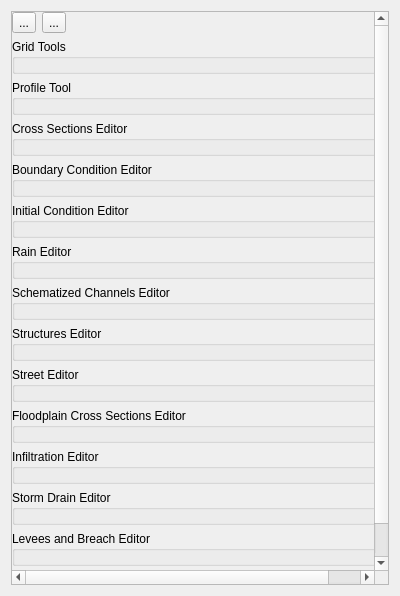
First picture: the form in flo2d/ui/f2d_widget.ui, repository FLO-2DSoftware/qgis-flo-2d-plugin, before the edit.
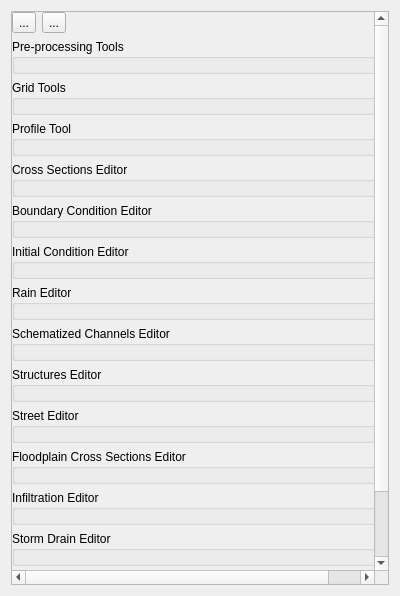
Second picture: the form after the edit. Icons and pictures are not drawn. Custom widgets are drawn as their Qt base class.

Commit message: Added the Pre-processing Tools t the widgets and the Tailings Removal Tool

```diff
--- a/flo2d/ui/f2d_widget.ui
+++ b/flo2d/ui/f2d_widget.ui
@@ -31,7 +31,7 @@
         <x>0</x>
         <y>0</y>
         <width>400</width>
-        <height>576</height>
+        <height>555</height>
        </rect>
       </property>
       <layout class="QGridLayout" name="gridLayout_2">
@@ -47,15 +47,12 @@
        <property name="bottomMargin">
         <number>0</number>
        </property>
-       <item row="6" column="0">
-        <widget class="QgsCollapsibleGroupBox" name="rain_editor_grp">
+       <item row="10" column="0">
+        <widget class="QgsCollapsibleGroupBox" name="street_editor_grp">
          <property name="title">
-          <string>Rain Editor</string>
+          <string>Street Editor</string>
          </property>
-         <property name="collapsed">
-          <bool>false</bool>
-         </property>
-         <layout class="QGridLayout" name="gridLayout_5">
+         <layout class="QGridLayout" name="gridLayout_4">
           <property name="leftMargin">
            <number>6</number>
           </property>
@@ -69,43 +66,79 @@
            <number>6</number>
           </property>
           <item row="0" column="0">
-           <layout class="QHBoxLayout" name="rain_editor_lout"/>
-          </item>
-         </layout>
-        </widget>
-       </item>
-       <item row="5" column="0">
-        <widget class="QgsCollapsibleGroupBox" name="ic_editor_grp">
-         <property name="title">
-          <string>Initial Condition Editor</string>
-         </property>
-         <property name="collapsed">
-          <bool>false</bool>
-         </property>
-         <layout class="QGridLayout" name="gridLayout_3">
-          <property name="leftMargin">
-           <number>6</number>
-          </property>
-          <property name="topMargin">
-           <number>6</number>
-          </property>
-          <property name="rightMargin">
-           <number>6</number>
-          </property>
-          <property name="bottomMargin">
-           <number>6</number>
-          </property>
-          <item row="0" column="0">
-           <layout class="QVBoxLayout" name="ic_editor_lout">
-            <property name="bottomMargin">
-             <number>0</number>
-            </property>
-           </layout>
+           <layout class="QHBoxLayout" name="street_editor_lout"/>
           </item>
          </layout>
         </widget>
        </item>
        <item row="8" column="0">
+        <widget class="QgsCollapsibleGroupBox" name="channels_editor_grp">
+         <property name="title">
+          <string>Schematized Channels Editor</string>
+         </property>
+         <property name="collapsed">
+          <bool>false</bool>
+         </property>
+         <layout class="QGridLayout" name="gridLayout_11">
+          <property name="leftMargin">
+           <number>6</number>
+          </property>
+          <property name="topMargin">
+           <number>6</number>
+          </property>
+          <property name="rightMargin">
+           <number>6</number>
+          </property>
+          <property name="bottomMargin">
+           <number>6</number>
+          </property>
+          <item row="0" column="0">
+           <layout class="QHBoxLayout" name="channels_editor_lout"/>
+          </item>
+         </layout>
+        </widget>
+       </item>
+       <item row="3" column="0">
+        <widget class="QgsCollapsibleGroupBox" name="profile_tool_grp">
+         <property name="title">
+          <string>Profile Tool</string>
+         </property>
+         <property name="collapsed">
+          <bool>false</bool>
+         </property>
+         <layout class="QGridLayout" name="gridLayout_7">
+          <property name="leftMargin">
+           <number>6</number>
+          </property>
+          <property name="topMargin">
+           <number>6</number>
+          </property>
+          <property name="rightMargin">
+           <number>6</number>
+          </property>
+          <property name="bottomMargin">
+           <number>6</number>
+          </property>
+          <item row="0" column="0">
+           <layout class="QVBoxLayout" name="profile_tool_lout"/>
+          </item>
+         </layout>
+        </widget>
+       </item>
+       <item row="17" column="0">
+        <spacer name="verticalSpacer">
+         <property name="orientation">
+          <enum>Qt::Vertical</enum>
+         </property>
+         <property name="sizeHint" stdset="0">
+          <size>
+           <width>20</width>
+           <height>40</height>
+          </size>
+         </property>
+        </spacer>
+       </item>
+       <item row="9" column="0">
         <widget class="QgsCollapsibleGroupBox" name="struct_editor_grp">
          <property name="title">
           <string>Structures Editor</string>
@@ -132,12 +165,15 @@
          </layout>
         </widget>
        </item>
-       <item row="9" column="0">
-        <widget class="QgsCollapsibleGroupBox" name="street_editor_grp">
+       <item row="6" column="0">
+        <widget class="QgsCollapsibleGroupBox" name="ic_editor_grp">
          <property name="title">
-          <string>Street Editor</string>
+          <string>Initial Condition Editor</string>
          </property>
-         <layout class="QGridLayout" name="gridLayout_4">
+         <property name="collapsed">
+          <bool>false</bool>
+         </property>
+         <layout class="QGridLayout" name="gridLayout_3">
           <property name="leftMargin">
            <number>6</number>
           </property>
@@ -156,15 +192,15 @@
          </layout>
         </widget>
        </item>
-       <item row="1" column="0">
-        <widget class="QgsCollapsibleGroupBox" name="grid_tools_grp">
+       <item row="16" column="0">
+        <widget class="QgsCollapsibleGroupBox" name="multiple_channels_editor_grp">
          <property name="title">
-          <string>Grid Tools</string>
+          <string>Multiple Channels Editor</string>
          </property>
          <property name="collapsed">
           <bool>false</bool>
          </property>
-         <layout class="QGridLayout" name="gridLayout_6">
+         <layout class="QGridLayout" name="gridLayout_15">
           <property name="leftMargin">
            <number>6</number>
           </property>
@@ -183,7 +219,7 @@
          </layout>
         </widget>
        </item>
-       <item row="4" column="0">
+       <item row="5" column="0">
         <widget class="QgsCollapsibleGroupBox" name="bc_editor_grp">
          <property name="minimumSize">
           <size>
@@ -228,61 +264,7 @@
          </layout>
         </widget>
        </item>
-       <item row="7" column="0">
-        <widget class="QgsCollapsibleGroupBox" name="channels_editor_grp">
-         <property name="title">
-          <string>Schematized Channels Editor</string>
-         </property>
-         <property name="collapsed">
-          <bool>false</bool>
-         </property>
-         <layout class="QGridLayout" name="gridLayout_11">
-          <property name="leftMargin">
-           <number>6</number>
-          </property>
-          <property name="topMargin">
-           <number>6</number>
-          </property>
-          <property name="rightMargin">
-           <number>6</number>
-          </property>
-          <property name="bottomMargin">
-           <number>6</number>
-          </property>
-          <item row="0" column="0">
-           <layout class="QHBoxLayout" name="channels_editor_lout"/>
-          </item>
-         </layout>
-        </widget>
-       </item>
-       <item row="10" column="0">
-        <widget class="QgsCollapsibleGroupBox" name="fpxsec_editor_grp">
-         <property name="title">
-          <string>Floodplain Cross Sections Editor</string>
-         </property>
-         <property name="collapsed">
-          <bool>false</bool>
-         </property>
-         <layout class="QGridLayout" name="gridLayout_9">
-          <property name="leftMargin">
-           <number>6</number>
-          </property>
-          <property name="topMargin">
-           <number>6</number>
-          </property>
-          <property name="rightMargin">
-           <number>6</number>
-          </property>
-          <property name="bottomMargin">
-           <number>6</number>
-          </property>
-          <item row="0" column="0">
-           <layout class="QVBoxLayout" name="fpxsec_editor_lout"/>
-          </item>
-         </layout>
-        </widget>
-       </item>
-       <item row="3" column="0">
+       <item row="4" column="0">
         <widget class="QgsCollapsibleGroupBox" name="xs_editor_grp">
          <property name="title">
           <string>Cross Sections Editor</string>
@@ -313,34 +295,7 @@
          </layout>
         </widget>
        </item>
-       <item row="2" column="0">
-        <widget class="QgsCollapsibleGroupBox" name="profile_tool_grp">
-         <property name="title">
-          <string>Profile Tool</string>
-         </property>
-         <property name="collapsed">
-          <bool>false</bool>
-         </property>
-         <layout class="QGridLayout" name="gridLayout_7">
-          <property name="leftMargin">
-           <number>6</number>
-          </property>
-          <property name="topMargin">
-           <number>6</number>
-          </property>
-          <property name="rightMargin">
-           <number>6</number>
-          </property>
-          <property name="bottomMargin">
-           <number>6</number>
-          </property>
-          <item row="0" column="0">
-           <layout class="QVBoxLayout" name="profile_tool_lout"/>
-          </item>
-         </layout>
-        </widget>
-       </item>
-       <item row="11" column="0">
+       <item row="12" column="0">
         <widget class="QgsCollapsibleGroupBox" name="infil_editor_grp">
          <property name="title">
           <string>Infiltration Editor</string>
@@ -367,15 +322,15 @@
          </layout>
         </widget>
        </item>
-       <item row="13" column="0">
-        <widget class="QgsCollapsibleGroupBox" name="storm_drain_editor_grp">
+       <item row="11" column="0">
+        <widget class="QgsCollapsibleGroupBox" name="fpxsec_editor_grp">
          <property name="title">
-          <string>Storm Drain Editor</string>
+          <string>Floodplain Cross Sections Editor</string>
          </property>
          <property name="collapsed">
           <bool>false</bool>
          </property>
-         <layout class="QGridLayout" name="gridLayout_14">
+         <layout class="QGridLayout" name="gridLayout_9">
           <property name="leftMargin">
            <number>6</number>
           </property>
@@ -394,15 +349,15 @@
          </layout>
         </widget>
        </item>
-       <item row="15" column="0">
-        <widget class="QgsCollapsibleGroupBox" name="multiple_channels_editor_grp">
+       <item row="2" column="0">
+        <widget class="QgsCollapsibleGroupBox" name="grid_tools_grp">
          <property name="title">
-          <string>Multiple Channels Editor</string>
+          <string>Grid Tools</string>
          </property>
          <property name="collapsed">
           <bool>false</bool>
          </property>
-         <layout class="QGridLayout" name="gridLayout_15">
+         <layout class="QGridLayout" name="gridLayout_6">
           <property name="leftMargin">
            <number>6</number>
           </property>
@@ -421,10 +376,15 @@
          </layout>
         </widget>
        </item>
-       <item row="14" column="0">
-        <widget class="QgsCollapsibleGroupBox" name="levee_and_breach_editor_grp">
+       <item row="1" column="0">
+        <widget class="QgsCollapsibleGroupBox" name="pre_processing_grp">
+         <property name="font">
+          <font>
+           <kerning>true</kerning>
+          </font>
+         </property>
          <property name="title">
-          <string>Levees and Breach Editor</string>
+          <string>Pre-processing Tools</string>
          </property>
          <property name="collapsed">
           <bool>false</bool>
@@ -443,7 +403,34 @@
            <number>6</number>
           </property>
           <item row="0" column="0">
-           <layout class="QHBoxLayout" name="levee_and_breach_lout"/>
+           <layout class="QHBoxLayout" name="pre_processing_lout"/>
+          </item>
+         </layout>
+        </widget>
+       </item>
+       <item row="7" column="0">
+        <widget class="QgsCollapsibleGroupBox" name="rain_editor_grp">
+         <property name="title">
+          <string>Rain Editor</string>
+         </property>
+         <property name="collapsed">
+          <bool>false</bool>
+         </property>
+         <layout class="QGridLayout" name="gridLayout_5">
+          <property name="leftMargin">
+           <number>6</number>
+          </property>
+          <property name="topMargin">
+           <number>6</number>
+          </property>
+          <property name="rightMargin">
+           <number>6</number>
+          </property>
+          <property name="bottomMargin">
+           <number>6</number>
+          </property>
+          <item row="0" column="0">
+           <layout class="QHBoxLayout" name="rain_editor_lout"/>
           </item>
          </layout>
         </widget>
@@ -496,10 +483,10 @@
          </item>
         </layout>
        </item>
-       <item row="16" column="0">
-        <spacer name="verticalSpacer">
-         <property name="orientation">
-          <enum>Qt::Vertical</enum>
+       <item row="14" column="0">
+        <widget class="QgsCollapsibleGroupBox" name="storm_drain_editor_grp">
+         <property name="title">
+          <string>Storm Drain Editor</string>
          </property>
          <property name="sizeHint" stdset="0">
           <size>
@@ -507,7 +494,51 @@
            <height>40</height>
           </size>
          </property>
-        </spacer>
+         <layout class="QGridLayout" name="gridLayout_14">
+          <property name="leftMargin">
+           <number>6</number>
+          </property>
+          <property name="topMargin">
+           <number>6</number>
+          </property>
+          <property name="rightMargin">
+           <number>6</number>
+          </property>
+          <property name="bottomMargin">
+           <number>6</number>
+          </property>
+          <item row="0" column="0">
+           <layout class="QVBoxLayout" name="storm_drain_editor_lout"/>
+          </item>
+         </layout>
+        </widget>
+       </item>
+       <item row="15" column="0">
+        <widget class="QgsCollapsibleGroupBox" name="levee_and_breach_editor_grp">
+         <property name="title">
+          <string>Levees and Breach Editor</string>
+         </property>
+         <property name="collapsed">
+          <bool>false</bool>
+         </property>
+         <layout class="QGridLayout" name="gridLayout_12">
+          <property name="leftMargin">
+           <number>6</number>
+          </property>
+          <property name="topMargin">
+           <number>6</number>
+          </property>
+          <property name="rightMargin">
+           <number>6</number>
+          </property>
+          <property name="bottomMargin">
+           <number>6</number>
+          </property>
+          <item row="0" column="0">
+           <layout class="QHBoxLayout" name="levee_and_breach_lout"/>
+          </item>
+         </layout>
+        </widget>
        </item>
       </layout>
      </widget>
```
Left out of the diff: 23 changed lines with no effect on the pictures. The commit also changes 4 other files.
